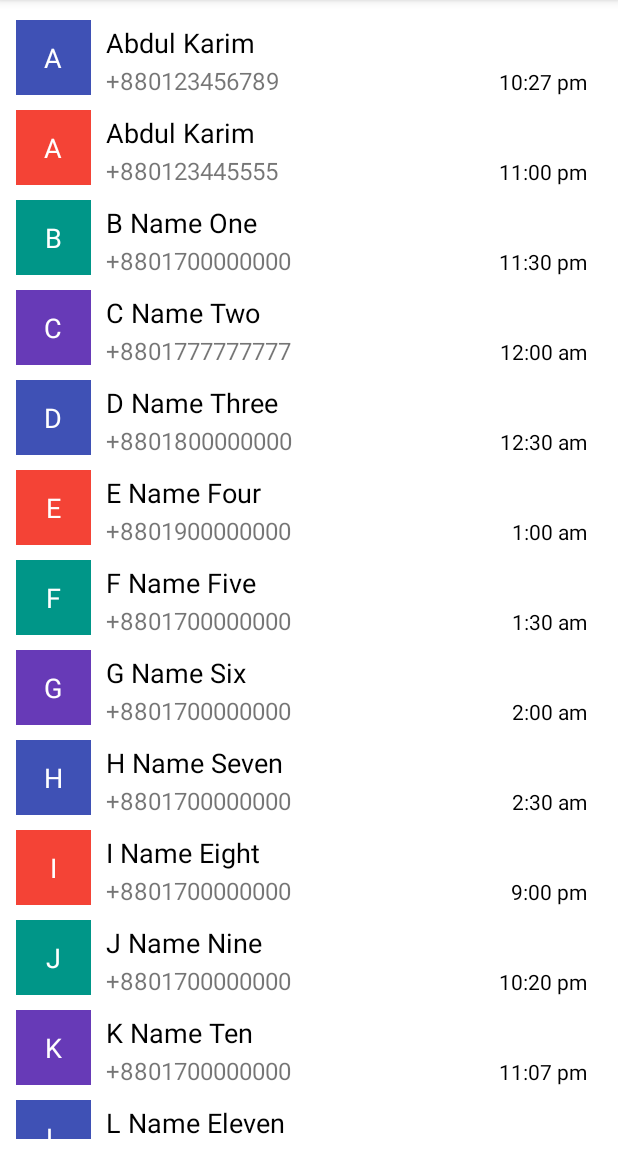
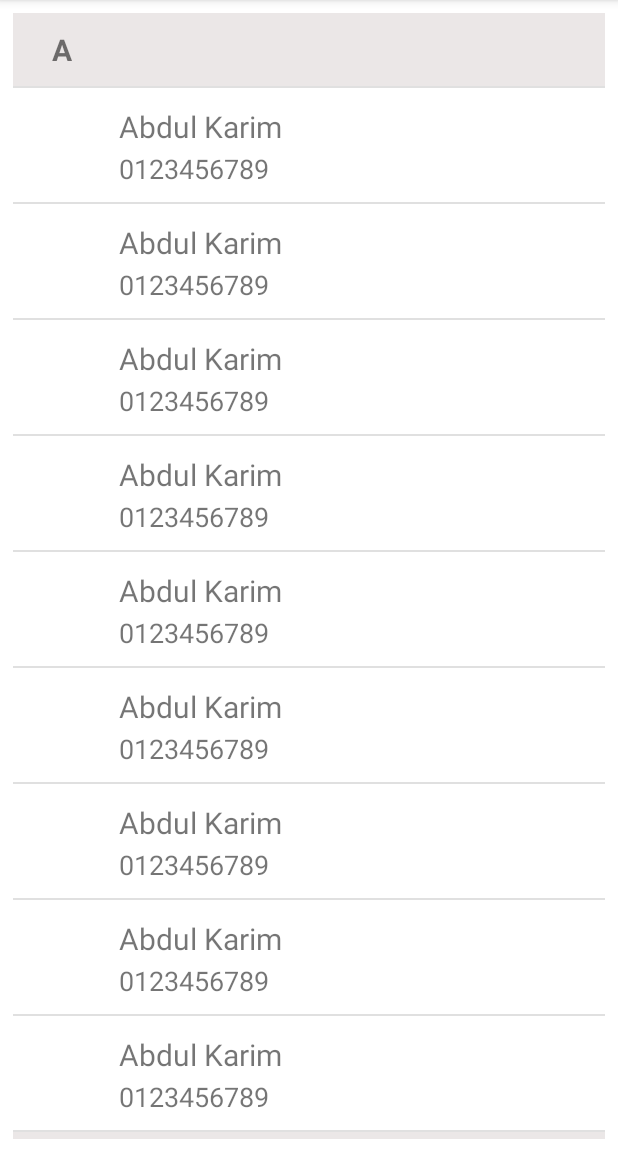
Before and after one commit to abdulkarim8293/RecyclerView, an Android app: the screen it shows after launch (MainActivity), on a phone screen of 412 x 824 dp, the part 84-1236 px from its top. Run offline under Robolectric (Android 15) with nearby library versions, the phone set to English and light mode, and no system bars; libraries missing offline, so code that uses them is left out: com.amulyakhare.textdrawable; 3 statements that could not run were skipped.

Commit message:
update user interface

```diff
--- a/app/src/main/java/com/android/abdulkarim/recyclerview/MainActivity.java
+++ b/app/src/main/java/com/android/abdulkarim/recyclerview/MainActivity.java
@@ -1,45 +1,43 @@
 package com.android.abdulkarim.recyclerview;
 
 import androidx.appcompat.app.AppCompatActivity;
+import androidx.recyclerview.widget.DividerItemDecoration;
 import androidx.recyclerview.widget.LinearLayoutManager;
 import androidx.recyclerview.widget.RecyclerView;
 
 import android.os.Bundle;
-import android.widget.Toast;
 
-import com.android.abdulkarim.recyclerview.adapter.ContactAdapter;
-import com.android.abdulkarim.recyclerview.common.Data;
-import com.android.abdulkarim.recyclerview.interfaces.OnItemClickListener;
-import com.android.abdulkarim.recyclerview.model.Contact;
+import com.android.abdulkarim.recyclerview.adapter.PersonAdapter;
+import com.android.abdulkarim.recyclerview.common.Common;
+import com.android.abdulkarim.recyclerview.common.LinearLayoutManagerWithSmoothScroller;
+import com.android.abdulkarim.recyclerview.model.Person;
 
-import java.util.List;
+import java.util.ArrayList;
 
-public class MainActivity extends AppCompatActivity implements OnItemClickListener {
+public class MainActivity extends AppCompatActivity {
 
-    private List<Contact> contactList;
-    private RecyclerView recyclerView;
+    private RecyclerView recycler_person;
+    private LinearLayoutManager layoutManager;
+    private ArrayList<Person> people = new ArrayList<>();
 
     @Override
     protected void onCreate(Bundle savedInstanceState) {
         super.onCreate(savedInstanceState);
         setContentView(R.layout.activity_main);
 
-        contactList = new Data().getContactList();
-
-        ContactAdapter contactAdapter = new ContactAdapter(contactList,this);
-        recyclerView = findViewById(R.id.recyclerViewId);
-        recyclerView.setAdapter(contactAdapter);
-        recyclerView.setLayoutManager(new LinearLayoutManager(this));
+        recycler_person = findViewById(R.id.recycler_person);
+        layoutManager = new LinearLayoutManagerWithSmoothScroller(this);
+        recycler_person.setLayoutManager(layoutManager);
+        recycler_person.addItemDecoration(new DividerItemDecoration(this,layoutManager.getOrientation()));
+        createPersonList();
+        PersonAdapter adapter = new PersonAdapter(this,people);
+        recycler_person.setAdapter(adapter);
 
     }
 
-    @Override
-    public void onItemClick(int position) {
-        Toast.makeText(this, "Time : "+contactList.get(position).getcTime(), Toast.LENGTH_SHORT).show();
-    }
-
-    @Override
-    public void onItemLongClick(int position) {
-
+    private void createPersonList(){
+        people = Common.getPeopleGroup();
+        people = Common.sortList(people);
+        people = Common.addAlphabets(people);
     }
 }
--- a/app/src/main/java/com/android/abdulkarim/recyclerview/adapter/ContactAdapter.java
+++ /dev/null
@@ -1,78 +0,0 @@
-package com.android.abdulkarim.recyclerview.adapter;
-
-import android.graphics.Color;
-import android.view.LayoutInflater;
-import android.view.View;
-import android.view.ViewGroup;
-import android.widget.RelativeLayout;
-import android.widget.TextView;
-
-import androidx.annotation.NonNull;
-import androidx.recyclerview.widget.RecyclerView;
-
-import com.android.abdulkarim.recyclerview.interfaces.OnItemClickListener;
-import com.android.abdulkarim.recyclerview.R;
-import com.android.abdulkarim.recyclerview.model.Contact;
-
-import java.util.List;
-
-public class ContactAdapter extends RecyclerView.Adapter<ContactAdapter.MyViewHolder> {
-
-    private List<Contact> contactList;
-    private String[] iColors = {"#3F51B5","#F44336","#009688","#673AB7"};
-
-    private OnItemClickListener onItemClickListener;
-
-    public ContactAdapter(List<Contact> contactList,OnItemClickListener onItemClickListener){
-        this.contactList = contactList;
-        this.onItemClickListener = onItemClickListener;
-    }
-
-    @NonNull
-    @Override
-    public MyViewHolder onCreateViewHolder(@NonNull ViewGroup parent, int viewType) {
-
-        View view = LayoutInflater.from(parent.getContext()).inflate(R.layout.item_recycler_view,parent,false);
-        return new MyViewHolder(view);
-
-    }
-
-    @Override
-    public void onBindViewHolder(@NonNull final ContactAdapter.MyViewHolder holder, final int position) {
-
-        holder.icon.setBackgroundColor(Color.parseColor(iColors[position % 4]));
-        holder.icon.setText(String.valueOf(contactList.get(position).getContactName().charAt(0)));
-        holder.contactName.setText(contactList.get(position).getContactName());
-        holder.contactNumber.setText(contactList.get(position).getContactNumber());
-        holder.cTime.setText(contactList.get(position).getcTime());
-
-    }
-
-    @Override
-    public int getItemCount() {
-        return contactList.size();
-    }
-
-    public class MyViewHolder extends RecyclerView.ViewHolder {
-
-        private TextView icon,contactName,contactNumber,cTime;
-        private RelativeLayout iconBackground;
-
-        public MyViewHolder(@NonNull View itemView) {
-            super(itemView);
-            contactName = itemView.findViewById(R.id.contactNameTextView);
-            contactNumber = itemView.findViewById(R.id.contactNumberTextView);
-            cTime = itemView.findViewById(R.id.cTimeTextView);
-            icon = itemView.findViewById(R.id.iconTextView);
-            iconBackground = itemView.findViewById(R.id.iconRL);
-
-            itemView.setOnClickListener(new View.OnClickListener() {
-                @Override
-                public void onClick(View v) {
-                    onItemClickListener.onItemClick(getAdapterPosition());
-                }
-            });
-
-        }
-    }
-}
--- /dev/null
+++ b/app/src/main/java/com/android/abdulkarim/recyclerview/adapter/PersonAdapter.java
@@ -0,0 +1,118 @@
+package com.android.abdulkarim.recyclerview.adapter;
+
+import android.app.Activity;
+import android.content.Context;
+import android.content.Intent;
+import android.view.LayoutInflater;
+import android.view.View;
+import android.view.ViewGroup;
+import android.widget.ImageView;
+import android.widget.TextView;
+
+import androidx.annotation.NonNull;
+import androidx.recyclerview.widget.RecyclerView;
+
+import com.amulyakhare.textdrawable.TextDrawable;
+import com.amulyakhare.textdrawable.util.ColorGenerator;
+import com.android.abdulkarim.recyclerview.R;
+import com.android.abdulkarim.recyclerview.common.Common;
+import com.android.abdulkarim.recyclerview.model.Person;
+
+import java.util.List;
+
+public class PersonAdapter extends RecyclerView.Adapter<RecyclerView.ViewHolder> {
+
+    Context context;
+    List<Person> personList;
+
+    public PersonAdapter(Context context, List<Person> personList) {
+        this.context = context;
+        this.personList = personList;
+    }
+
+    @NonNull
+    @Override
+    public RecyclerView.ViewHolder onCreateViewHolder(@NonNull ViewGroup viewGroup, int viewType) {
+
+        LayoutInflater inflater = LayoutInflater.from(context);
+
+        if (viewType == Common.VIEW_TYPE_GROUP){
+            ViewGroup group = (ViewGroup) inflater.inflate(R.layout.group_layout,viewGroup,false);
+            GroupViewHolder groupViewHolder = new GroupViewHolder(group);
+            return groupViewHolder;
+        }else if (viewType == Common.VIEW_TYPE_PERSON){
+
+            ViewGroup group = (ViewGroup) inflater.inflate(R.layout.person_layout,viewGroup,false);
+            PersonViewHolder personViewHolder = new PersonViewHolder(group);
+            return personViewHolder;
+        }
+        else {
+
+            ViewGroup group = (ViewGroup) inflater.inflate(R.layout.group_layout,viewGroup,false);
+            GroupViewHolder groupViewHolder = new GroupViewHolder(group);
+            return groupViewHolder;
+        }
+    }
+
+    @Override
+    public int getItemViewType(int position) {
+
+        return  personList.get(position).getViewType();
+    }
+
+    @Override
+    public void onBindViewHolder(@NonNull RecyclerView.ViewHolder holder, int position) {
+
+        if (holder instanceof GroupViewHolder){
+            GroupViewHolder groupViewHolder = (GroupViewHolder) holder;
+            groupViewHolder.text_group_title.setText(personList.get(position).getName());
+            groupViewHolder.itemView.setOnClickListener(new View.OnClickListener() {
+                @Override
+                public void onClick(View v) {
+                    //((Activity)context).startActivityForResult(new Intent(context, AlphabetActivity.class),Common.RESULT_CODE);
+                }
+            });
+        }else if (holder instanceof PersonViewHolder){
+
+            PersonViewHolder personViewHolder = (PersonViewHolder) holder;
+            personViewHolder.text_person_name.setText(personList.get(position).getName());
+            personViewHolder.text_person_position.setText(personList.get(position).getNumber());
+
+            ColorGenerator generator = ColorGenerator.MATERIAL;
+            TextDrawable drawable = TextDrawable.builder().buildRound(String.valueOf(personList.get(position).getName().charAt(0)),generator.getRandomColor());
+            personViewHolder.image_person_avatar.setImageDrawable(drawable);
+
+        }
+
+    }
+
+    @Override
+    public int getItemCount() {
+        return personList.size();
+    }
+
+    private class GroupViewHolder extends RecyclerView.ViewHolder{
+
+        TextView text_group_title;
+
+        public GroupViewHolder(@NonNull View itemView) {
+            super(itemView);
+
+            text_group_title = itemView.findViewById(R.id.text_group_title);
+        }
+    }
+
+    private class PersonViewHolder extends RecyclerView.ViewHolder{
+
+        TextView text_person_name,text_person_position;
+        ImageView image_person_avatar;
+
+        public PersonViewHolder(@NonNull View itemView) {
+            super(itemView);
+
+            text_person_name = itemView.findViewById(R.id.text_person_name);
+            text_person_position = itemView.findViewById(R.id.text_person_position);
+            image_person_avatar = itemView.findViewById(R.id.person_avatar);
+        }
+    }
+}
--- /dev/null
+++ b/app/src/main/java/com/android/abdulkarim/recyclerview/common/Common.java
@@ -0,0 +1,123 @@
+package com.android.abdulkarim.recyclerview.common;
+
+import com.android.abdulkarim.recyclerview.model.Person;
+
+import java.util.ArrayList;
+import java.util.Collections;
+import java.util.Comparator;
+import java.util.List;
+
+public  class Common {
+
+    public static final int VIEW_TYPE_GROUP = 0;
+    public static final int VIEW_TYPE_PERSON = 1;
+    public static final int RESULT_CODE = 1000;
+
+    public static List<String> alphabet_available = new ArrayList<>();
+
+    public static ArrayList<Person> addAlphabets (ArrayList<Person> list){
+        int i = 0;
+
+        ArrayList<Person> customList = new ArrayList<>();
+        Person firstPosition = new Person();
+        firstPosition.setName(String.valueOf(list.get(0).getName().charAt(0)));
+        firstPosition.setViewType(VIEW_TYPE_GROUP);
+        alphabet_available.add(String.valueOf(list.get(0).getName().charAt(0))); // add first character group header list;
+        customList.add(firstPosition);
+
+        for (i=0; i < list.size() - 1; i++){
+            Person person = new Person();
+            char name1 = list.get(i).getName().charAt(0); // get first character in name;
+            char name2 = list.get(i+1).getName().charAt(0);
+            if (name1 == name2){
+                list.get(i).setViewType(VIEW_TYPE_PERSON);
+                customList.add(list.get(i));
+            }else {
+                list.get(i).setViewType(VIEW_TYPE_PERSON);
+                customList.add(list.get(i));
+                person.setName(String.valueOf(name2));
+                person.setViewType(VIEW_TYPE_GROUP);
+                alphabet_available.add(String.valueOf(name2));
+                customList.add(person);
+            }
+        }
+        list.get(i).setViewType(VIEW_TYPE_PERSON);
+        customList.add(list.get(i));
+        return customList;
+    }
+
+    public static int findPositionWithName(String name,ArrayList<Person> list){
+        for (int i = 0; i<list.size(); i++){
+            if (list.get(i).getName().equals(name)){
+                return i;
+            }
+        }
+        return -1;
+    }
+
+    public static ArrayList<String> getAlphabets(){
+        ArrayList<String> result = new ArrayList<>();
+        for (int i = 65; i<= 90; i++){
+            char character = (char) i;
+            result.add(String.valueOf(character));
+        }
+        return result;
+    }
+
+    public static ArrayList<Person> sortList (ArrayList<Person> people){
+        Collections.sort(people, new Comparator<Person>() {
+            @Override
+            public int compare(Person o1, Person o2) {
+                return o1.getName().compareTo(o2.getName());
+            }
+        });
+
+        return people;
+    }
+
+    public static ArrayList<Person> getPeopleGroup() {
+        ArrayList<Person> personList = new ArrayList<>();
+
+        personList.add(new Person("Abdul Karim","0123456789",-1));
+        personList.add(new Person("B","0123456789",-1));
+        personList.add(new Person("C","0123456789",-1));
+        personList.add(new Person("D","0123456789",-1));
+        personList.add(new Person("E","0123456789r",-1));
+        personList.add(new Person("F","0123456789",-1));
+        personList.add(new Person("G","0123456789",-1));
+        personList.add(new Person("H","0123456789",-1));
+        personList.add(new Person("I","0123456789",-1));
+        personList.add(new Person("J","0123456789",-1));
+        personList.add(new Person("K","0123456789",-1));
+        personList.add(new Person("L","0123456789",-1));
+        personList.add(new Person("M","0123456789",-1));
+        personList.add(new Person("N","0123456789",-1));
+        personList.add(new Person("O","0123456789",-1));
+        personList.add(new Person("P","0123456789",-1));
+        personList.add(new Person("Q","0123456789",-1));
+        personList.add(new Person("R","0123456789",-1));
+        personList.add(new Person("S","0123456789",-1));
+        personList.add(new Person("T","0123456789",-1));
+        personList.add(new Person("U","0123456789",-1));
+        personList.add(new Person("V","0123456789",-1));
+        personList.add(new Person("W","0123456789",-1));
+        //personList.add(new Person("X","0123456789",-1));
+        personList.add(new Person("Y","0123456789",-1));
+        personList.add(new Person("Z","0123456789",-1));
+        personList.add(new Person("Abdul Karim","0123456789",-1));
+        personList.add(new Person("Abdul Karim","0123456789",-1));
+        personList.add(new Person("Abdul Karim","0123456789",-1));
+        personList.add(new Person("Abdul Karim","0123456789",-1));
+        personList.add(new Person("Abdul Karim","0123456789",-1));
+        personList.add(new Person("Abdul Karim","0123456789",-1));
+        personList.add(new Person("Abdul Karim","0123456789",-1));
+        personList.add(new Person("Abdul Karim","0123456789",-1));
+        personList.add(new Person("Two","0123456789",-1));
+        personList.add(new Person("Three","0123456789",-1));
+        personList.add(new Person("Four","0123456789",-1));
+        personList.add(new Person("Five","0123456789",-1));
+        personList.add(new Person("Six","0123456789",-1));
+
+        return personList;
+    }
+}
--- a/app/src/main/java/com/android/abdulkarim/recyclerview/common/Data.java
+++ /dev/null
@@ -1,33 +0,0 @@
-package com.android.abdulkarim.recyclerview.common;
-
-import com.android.abdulkarim.recyclerview.model.Contact;
-
-import java.util.ArrayList;
-import java.util.List;
-
-public  class Data {
-
-    public List<Contact> getContactList (){
-
-        List<Contact> contactList = new ArrayList<>();
-
-        contactList.add(new Contact("Abdul Karim","+880123456789","10:27 pm"));
-        contactList.add(new Contact("Abdul Karim","+880123445555","11:00 pm"));
-        contactList.add(new Contact("B Name One","+8801700000000","11:30 pm"));
-        contactList.add(new Contact("C Name Two","+8801777777777","12:00 am"));
-        contactList.add(new Contact("D Name Three","+8801800000000","12:30 am"));
-        contactList.add(new Contact("E Name Four","+8801900000000","1:00 am"));
-        contactList.add(new Contact("F Name Five","+8801700000000","1:30 am"));
-        contactList.add(new Contact("G Name Six","+8801700000000","2:00 am"));
-        contactList.add(new Contact("H Name Seven","+8801700000000","2:30 am"));
-        contactList.add(new Contact("I Name Eight","+8801700000000","9:00 pm"));
-        contactList.add(new Contact("J Name Nine","+8801700000000","10:20 pm"));
-        contactList.add(new Contact("K Name Ten","+8801700000000","11:07 pm"));
-        contactList.add(new Contact("L Name Eleven","+8801700000000","11:30 pm"));
-        contactList.add(new Contact("M Name Twelve","+8801700000000","11:50 pm"));
-        contactList.add(new Contact("M Name Twelve","+8801700000000","11:50 pm"));
-
-        return contactList;
-
-    }
-}
--- /dev/null
+++ b/app/src/main/java/com/android/abdulkarim/recyclerview/common/LinearLayoutManagerWithSmoothScroller.java
@@ -0,0 +1,45 @@
+package com.android.abdulkarim.recyclerview.common;
+
+import android.content.Context;
+import android.graphics.PointF;
+
+import androidx.annotation.Nullable;
+import androidx.recyclerview.widget.LinearLayoutManager;
+import androidx.recyclerview.widget.LinearSmoothScroller;
+import androidx.recyclerview.widget.RecyclerView;
+
+public class LinearLayoutManagerWithSmoothScroller extends LinearLayoutManager {
+
+    public LinearLayoutManagerWithSmoothScroller(Context context) {
+        super(context);
+    }
+
+    public LinearLayoutManagerWithSmoothScroller(Context context, int orientation, boolean reverseLayout) {
+        super(context, orientation, reverseLayout);
+    }
+
+    @Override
+    public void smoothScrollToPosition(RecyclerView recyclerView, RecyclerView.State state, int position) {
+        RecyclerView.SmoothScroller smoothScroller = new TopSnappedSmoothScroller(recyclerView.getContext());
+        smoothScroller.setTargetPosition(position);
+        startSmoothScroll(smoothScroller);
+    }
+
+    private class TopSnappedSmoothScroller extends LinearSmoothScroller {
+
+        public TopSnappedSmoothScroller(Context context) {
+            super(context);
+        }
+
+        @Override
+        protected int getVerticalSnapPreference() {
+            return SNAP_TO_START;
+        }
+
+        @Nullable
+        @Override
+        public PointF computeScrollVectorForPosition(int targetPosition) {
+            return LinearLayoutManagerWithSmoothScroller.this.computeScrollVectorForPosition(targetPosition);
+        }
+    }
+}
--- a/app/src/main/java/com/android/abdulkarim/recyclerview/model/Contact.java
+++ /dev/null
@@ -1,25 +0,0 @@
-package com.android.abdulkarim.recyclerview.model;
-
-public class Contact {
-
-    private String contactName;
-    private String contactNumber;
-    private String cTime;
-
-    public Contact(String contactName, String contactNumber,String cTime) {
-        this.contactName = contactName;
-        this.contactNumber = contactNumber;
-        this.cTime = cTime;
-    }
-
-    public String getContactName() {
-        return contactName;
-    }
-
-    public String getContactNumber() {
-        return contactNumber;
-    }
-    public String getcTime(){
-        return cTime;
-    }
-}
--- /dev/null
+++ b/app/src/main/java/com/android/abdulkarim/recyclerview/model/Person.java
@@ -0,0 +1,43 @@
+package com.android.abdulkarim.recyclerview.model;
+
+public class Person {
+
+    private String name;
+    private String number;
+    private int viewType;
+
+    public Person() {
+
+    }
+
+    public Person(String name, String number, int viewType) {
+        this.name = name;
+        this.number = number;
+        this.viewType = viewType;
+    }
+
+
+    public String getName() {
+        return name;
+    }
+
+    public void setName(String name) {
+        this.name = name;
+    }
+
+    public String getNumber() {
+        return number;
+    }
+
+    public void setNumber(String number) {
+        this.number = number;
+    }
+
+    public int getViewType() {
+        return viewType;
+    }
+
+    public void setViewType(int viewType) {
+        this.viewType = viewType;
+    }
+}
--- a/app/src/main/res/layout/activity_main.xml
+++ b/app/src/main/res/layout/activity_main.xml
@@ -10,9 +10,9 @@
 
 
     <androidx.recyclerview.widget.RecyclerView
+        android:id="@+id/recycler_person"
         android:layout_width="match_parent"
         android:layout_height="match_parent"
-        android:padding="3dp"
-        android:id="@+id/recyclerViewId"/>
+        android:padding="3dp" />
 
 </RelativeLayout>
--- /dev/null
+++ b/app/src/main/res/layout/group_layout.xml
@@ -0,0 +1,20 @@
+<?xml version="1.0" encoding="utf-8"?>
+<LinearLayout xmlns:android="http://schemas.android.com/apk/res/android"
+    android:layout_width="match_parent"
+    android:layout_height="wrap_content"
+    android:orientation="vertical"
+    android:padding="5dp"
+    android:background="#EBE7E7">
+
+    <TextView
+        android:id="@+id/text_group_title"
+        android:layout_width="wrap_content"
+        android:layout_height="wrap_content"
+        android:padding="5dp"
+        android:text="A"
+        android:layout_marginLeft="15dp"
+        android:textSize="20sp"
+        android:textStyle="bold" />
+
+
+</LinearLayout>
--- a/app/src/main/res/layout/item_recycler_view.xml
+++ /dev/null
@@ -1,85 +0,0 @@
-<?xml version="1.0" encoding="utf-8"?>
-
-<LinearLayout xmlns:android="http://schemas.android.com/apk/res/android"
-    android:layout_width="match_parent"
-    android:layout_height="wrap_content">
-
-
-    <LinearLayout
-        android:layout_width="match_parent"
-        android:layout_height="match_parent"
-        android:layout_margin="2dp"
-        android:orientation="horizontal">
-
-        <RelativeLayout
-            android:id="@+id/iconRL"
-            android:layout_width="50dp"
-            android:layout_height="50dp"
-            android:layout_gravity="center_vertical">
-
-            <TextView
-                android:id="@+id/iconTextView"
-                android:layout_width="50dp"
-                android:layout_height="50dp"
-                android:layout_centerInParent="true"
-                android:background="@drawable/circuler_backgroud"
-                android:gravity="center"
-                android:text="K"
-                android:textColor="#ffffff"
-                android:textSize="18sp" />
-
-
-        </RelativeLayout>
-
-        <LinearLayout
-            android:layout_width="0dp"
-            android:layout_height="wrap_content"
-            android:layout_weight="1"
-            android:orientation="vertical">
-
-            <TextView
-                android:id="@+id/contactNameTextView"
-                android:layout_width="match_parent"
-                android:layout_height="wrap_content"
-                android:layout_marginBottom="2dp"
-                android:gravity="center_vertical"
-                android:paddingLeft="10dp"
-                android:paddingTop="5dp"
-                android:text="Abdul Karim"
-                android:textColor="#000000"
-                android:textSize="18sp" />
-
-            <LinearLayout
-                android:layout_width="match_parent"
-                android:layout_height="wrap_content"
-                android:orientation="horizontal">
-
-                <TextView
-                    android:id="@+id/contactNumberTextView"
-                    android:layout_width="0dp"
-                    android:layout_height="wrap_content"
-                    android:layout_marginLeft="10dp"
-                    android:layout_marginBottom="2dp"
-                    android:layout_weight="1"
-                    android:gravity="center_vertical"
-                    android:text="0123456789"
-                    android:textSize="16sp" />
-
-                <TextView
-                    android:id="@+id/cTimeTextView"
-                    android:layout_width="wrap_content"
-                    android:layout_height="wrap_content"
-                    android:layout_marginRight="10dp"
-                    android:layout_marginBottom="2dp"
-                    android:gravity="center_vertical"
-                    android:text="11:00 pm"
-                    android:textColor="#000000"
-                    android:textSize="14sp" />
-            </LinearLayout>
-        </LinearLayout>
-
-
-    </LinearLayout>
-
-
-</LinearLayout>
--- /dev/null
+++ b/app/src/main/res/layout/person_layout.xml
@@ -0,0 +1,45 @@
+<?xml version="1.0" encoding="utf-8"?>
+<LinearLayout xmlns:android="http://schemas.android.com/apk/res/android"
+    android:orientation="vertical"
+    android:layout_width="match_parent"
+    android:layout_height="wrap_content">
+
+    <LinearLayout
+        android:padding="10dp"
+        android:layout_width="match_parent"
+        android:layout_height="wrap_content"
+        android:orientation="horizontal">
+
+        <ImageView
+            android:layout_width="50dp"
+            android:layout_height="50dp"
+            android:layout_marginRight="5dp"
+            android:id="@+id/person_avatar"/>
+
+        <LinearLayout
+            android:layout_marginLeft="5dp"
+            android:layout_width="match_parent"
+            android:layout_height="wrap_content"
+            android:orientation="vertical">
+
+            <TextView
+                android:layout_width="wrap_content"
+                android:layout_height="wrap_content"
+                android:id="@+id/text_person_name"
+                android:text="Abdul Karim"
+                android:paddingTop="2dp"
+                android:paddingBottom="2dp"
+                android:textSize="20sp"/>
+            <TextView
+                android:layout_width="wrap_content"
+                android:layout_height="wrap_content"
+                android:id="@+id/text_person_position"
+                android:text="Position"
+                android:textSize="18sp"/>
+
+        </LinearLayout>
+
+
+    </LinearLayout>
+
+</LinearLayout>
```
